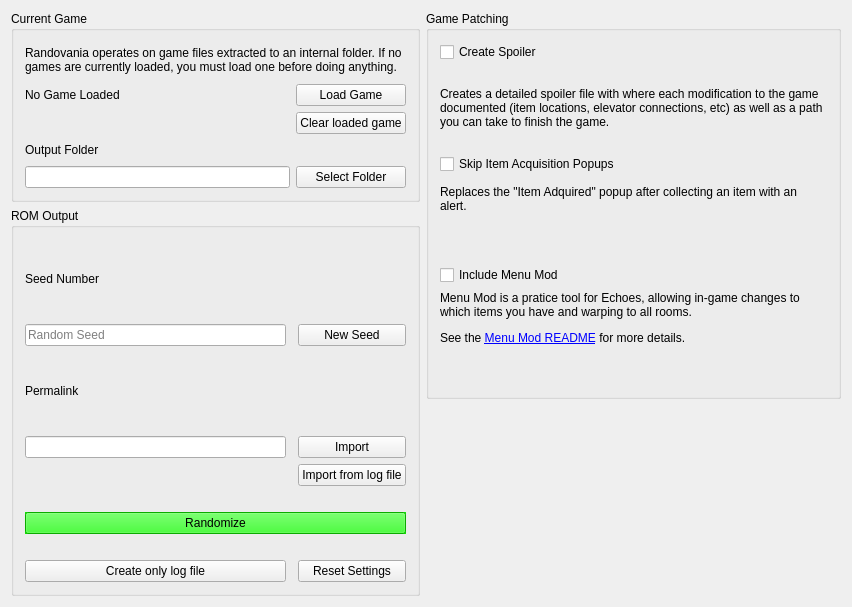
This is randovania/gui/iso_management_window.ui in randovania/randovania as Qt 5 draws it before an edit. The edited form follows.
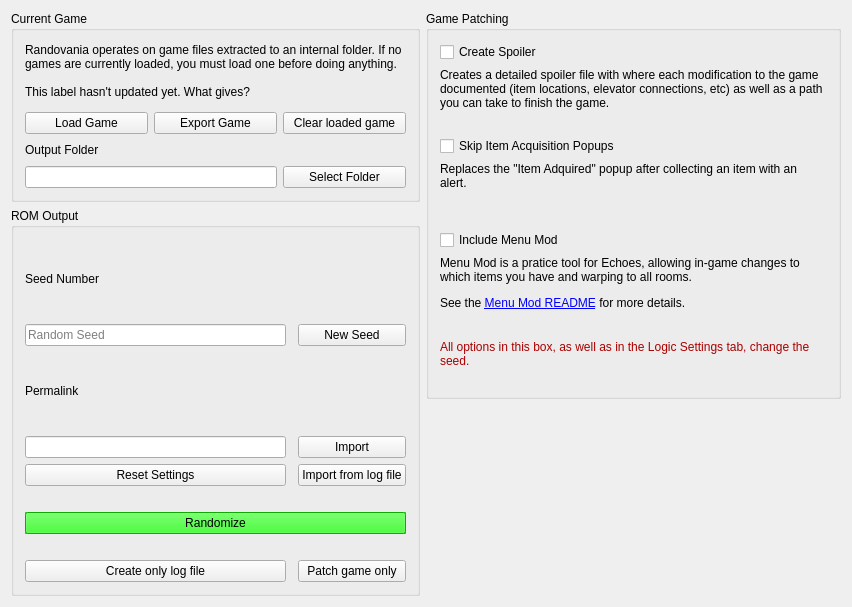
This is the edited form.

Commit message: Creating game_workdir to check what the loaded game is

Diff of the .ui file:
```diff
--- a/randovania/gui/iso_management_window.ui
+++ b/randovania/gui/iso_management_window.ui
@@ -27,25 +27,25 @@
        <string>Current Game</string>
       </property>
       <layout class="QGridLayout" name="gridLayout_4">
-       <item row="1" column="0">
+       <item row="2" column="0">
+        <widget class="QPushButton" name="load_game_button">
+         <property name="toolTip">
+          <string>&lt;html&gt;&lt;head/&gt;&lt;body&gt;&lt;p&gt;Extracts a game ISO for later operations.&lt;/p&gt;&lt;/body&gt;&lt;/html&gt;</string>
+         </property>
+         <property name="text">
+          <string>Load Game</string>
+         </property>
+        </widget>
+       </item>
+       <item row="1" column="0" colspan="3">
         <widget class="QLabel" name="loaded_game_label">
          <property name="text">
-          <string>No Game Loaded</string>
+          <string>This label hasn't updated yet. What gives?</string>
          </property>
         </widget>
        </item>
-       <item row="0" column="0" colspan="2">
-        <widget class="QLabel" name="description_label">
-         <property name="text">
-          <string>Randovania operates on game files extracted to an internal folder. If no games are currently loaded, you must load one before doing anything.</string>
-         </property>
-         <property name="wordWrap">
-          <bool>true</bool>
-         </property>
-        </widget>
-       </item>
-       <item row="2" column="1">
-        <widget class="QPushButton" name="delete_files_button">
+       <item row="2" column="2">
+        <widget class="QPushButton" name="clear_game_button">
          <property name="toolTip">
           <string>&lt;html&gt;&lt;head/&gt;&lt;body&gt;&lt;p&gt;Deletes any previously loaded game. Try this if patching fails for any reason.&lt;/p&gt;&lt;/body&gt;&lt;/html&gt;</string>
          </property>
@@ -54,16 +54,6 @@
          </property>
         </widget>
        </item>
-       <item row="1" column="1">
-        <widget class="QPushButton" name="load_iso_button">
-         <property name="toolTip">
-          <string>Extracts an Game ISO to the current files location</string>
-         </property>
-         <property name="text">
-          <string>Load Game</string>
-         </property>
-        </widget>
-       </item>
        <item row="3" column="0">
         <widget class="QLabel" name="output_folder_label">
          <property name="maximumSize">
@@ -77,16 +67,36 @@
          </property>
         </widget>
        </item>
-       <item row="4" column="0">
-        <widget class="QLineEdit" name="output_folder_edit"/>
+       <item row="0" column="0" colspan="3">
+        <widget class="QLabel" name="description_label">
+         <property name="text">
+          <string>Randovania operates on game files extracted to an internal folder. If no games are currently loaded, you must load one before doing anything.</string>
+         </property>
+         <property name="wordWrap">
+          <bool>true</bool>
+         </property>
+        </widget>
        </item>
-       <item row="4" column="1">
+       <item row="4" column="2">
         <widget class="QPushButton" name="output_folder_button">
          <property name="text">
           <string>Select Folder</string>
          </property>
         </widget>
        </item>
+       <item row="4" column="0" colspan="2">
+        <widget class="QLineEdit" name="output_folder_edit"/>
+       </item>
+       <item row="2" column="1">
+        <widget class="QPushButton" name="export_game_button">
+         <property name="toolTip">
+          <string>&lt;html&gt;&lt;head/&gt;&lt;body&gt;&lt;p&gt;Exports an ISO of the current game. This includes any applied modifications, such as the last seed generation and menu mod.&lt;/p&gt;&lt;/body&gt;&lt;/html&gt;</string>
+         </property>
+         <property name="text">
+          <string>Export Game</string>
+         </property>
+        </widget>
+       </item>
       </layout>
      </widget>
     </item>
@@ -96,16 +106,6 @@
        <string>Game Patching</string>
       </property>
       <layout class="QGridLayout" name="gridLayout_6">
-       <item row="2" column="0">
-        <widget class="QCheckBox" name="remove_hud_popup_check">
-         <property name="toolTip">
-          <string>The &quot;HUD Popup&quot; is the popup that appears after you collect an item</string>
-         </property>
-         <property name="text">
-          <string>Skip Item Acquisition Popups</string>
-         </property>
-        </widget>
-       </item>
        <item row="5" column="0">
         <widget class="QCheckBox" name="include_menu_mod_check">
          <property name="enabled">
@@ -116,10 +116,36 @@
          </property>
         </widget>
        </item>
+       <item row="2" column="0">
+        <widget class="QCheckBox" name="remove_hud_popup_check">
+         <property name="toolTip">
+          <string>The &quot;HUD Popup&quot; is the popup that appears after you collect an item</string>
+         </property>
+         <property name="text">
+          <string>Skip Item Acquisition Popups</string>
+         </property>
+        </widget>
+       </item>
+       <item row="4" column="0">
+        <widget class="QLabel" name="remove_hud_popup_label">
+         <property name="text">
+          <string>&lt;html&gt;&lt;head/&gt;&lt;body&gt;&lt;p&gt;Replaces the &amp;quot;Item Adquired&amp;quot; popup after collecting an item with an alert.&lt;/p&gt;&lt;/body&gt;&lt;/html&gt;</string>
+         </property>
+         <property name="alignment">
+          <set>Qt::AlignLeading|Qt::AlignLeft|Qt::AlignTop</set>
+         </property>
+         <property name="wordWrap">
+          <bool>true</bool>
+         </property>
+        </widget>
+       </item>
        <item row="6" column="0">
         <widget class="QLabel" name="include_menu_mod_label">
          <property name="text">
-          <string>&lt;html&gt;&lt;head/&gt;&lt;body&gt;&lt;p&gt;Menu Mod is a pratice tool for Echoes, allowing in-game changes to which items you have and warping to all rooms.&lt;/p&gt;&lt;p&gt;See the &lt;a href=&quot;https://www.dropbox.com/s/yhqqafaxfo3l4vn/Echoes%20Menu.7z?file_subpath=%2FEchoes+Menu%2Freadme.txt&quot;&gt;&lt;span style=&quot; text-decoration: underline; color:#0000ff;&quot;&gt;Menu Mod README&lt;/span&gt;&lt;/a&gt; for more details.&lt;/p&gt;&lt;p&gt;&lt;br/&gt;&lt;/p&gt;&lt;/body&gt;&lt;/html&gt;</string>
+          <string>&lt;html&gt;&lt;head/&gt;&lt;body&gt;&lt;p&gt;Menu Mod is a pratice tool for Echoes, allowing in-game changes to which items you have and warping to all rooms.&lt;/p&gt;&lt;p&gt;See the &lt;a href=&quot;https://www.dropbox.com/s/yhqqafaxfo3l4vn/Echoes%20Menu.7z?file_subpath=%2FEchoes+Menu%2Freadme.txt&quot;&gt;&lt;span style=&quot; text-decoration: underline; color:#0000ff;&quot;&gt;Menu Mod README&lt;/span&gt;&lt;/a&gt; for more details.&lt;/p&gt;&lt;/body&gt;&lt;/html&gt;</string>
+         </property>
+         <property name="alignment">
+          <set>Qt::AlignLeading|Qt::AlignLeft|Qt::AlignTop</set>
          </property>
          <property name="wordWrap">
           <bool>true</bool>
@@ -136,21 +162,33 @@
          </property>
         </widget>
        </item>
-       <item row="4" column="0">
-        <widget class="QLabel" name="remove_hud_popup_label">
-         <property name="text">
-          <string>&lt;html&gt;&lt;head/&gt;&lt;body&gt;&lt;p&gt;Replaces the &amp;quot;Item Adquired&amp;quot; popup after collecting an item with an alert.&lt;/p&gt;&lt;p&gt;&lt;br/&gt;&lt;/p&gt;&lt;/body&gt;&lt;/html&gt;</string>
-         </property>
-         <property name="wordWrap">
-          <bool>true</bool>
-         </property>
-        </widget>
-       </item>
        <item row="1" column="0">
         <widget class="QLabel" name="create_spoiler_label">
          <property name="text">
           <string>&lt;html&gt;&lt;head/&gt;&lt;body&gt;&lt;p&gt;Creates a detailed spoiler file with where each modification to the game documented (item locations, elevator connections, etc) as well as a path you can take to finish the game.&lt;/p&gt;&lt;/body&gt;&lt;/html&gt;</string>
          </property>
+         <property name="alignment">
+          <set>Qt::AlignLeading|Qt::AlignLeft|Qt::AlignTop</set>
+         </property>
+         <property name="wordWrap">
+          <bool>true</bool>
+         </property>
+        </widget>
+       </item>
+       <item row="7" column="0">
+        <widget class="QLabel" name="label">
+         <property name="font">
+          <font>
+           <weight>50</weight>
+           <bold>false</bold>
+          </font>
+         </property>
+         <property name="styleSheet">
+          <string notr="true">color: rgb(170, 0, 0) </string>
+         </property>
+         <property name="text">
+          <string>All options in this box, as well as in the Logic Settings tab, change the seed.</string>
+         </property>
          <property name="wordWrap">
           <bool>true</bool>
          </property>
@@ -653,6 +691,9 @@
            </disabled>
           </palette>
          </property>
+         <property name="toolTip">
+          <string>&lt;html&gt;&lt;head/&gt;&lt;body&gt;&lt;p&gt;If locked, load a game first.&lt;/p&gt;&lt;/body&gt;&lt;/html&gt;</string>
+         </property>
          <property name="autoFillBackground">
           <bool>true</bool>
          </property>
@@ -661,13 +702,6 @@
          </property>
         </widget>
        </item>
-       <item row="8" column="2">
-        <widget class="QPushButton" name="reset_settings_button">
-         <property name="text">
-          <string>Reset Settings</string>
-         </property>
-        </widget>
-       </item>
        <item row="8" column="0">
         <widget class="QPushButton" name="create_log_button">
          <property name="text">
@@ -675,6 +709,20 @@
          </property>
         </widget>
        </item>
+       <item row="4" column="0">
+        <widget class="QPushButton" name="reset_settings_button">
+         <property name="text">
+          <string>Reset Settings</string>
+         </property>
+        </widget>
+       </item>
+       <item row="8" column="2">
+        <widget class="QPushButton" name="patch_game_button">
+         <property name="text">
+          <string>Patch game only</string>
+         </property>
+        </widget>
+       </item>
       </layout>
      </widget>
     </item>
```
The commit also changes 6 other files.
